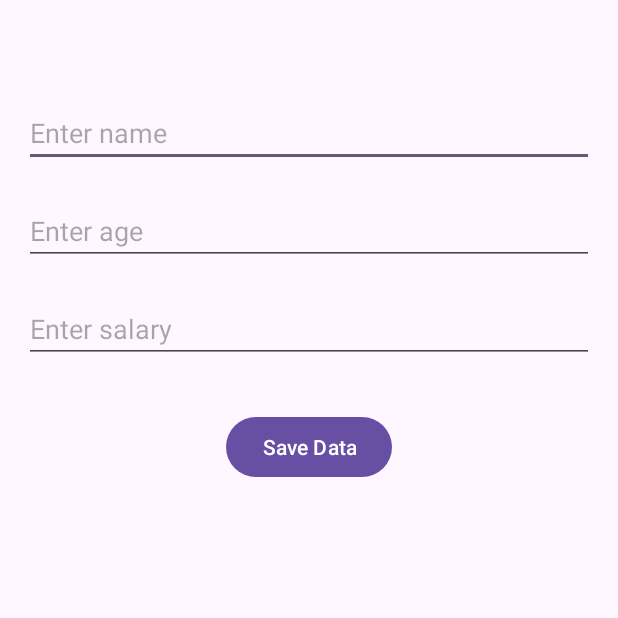
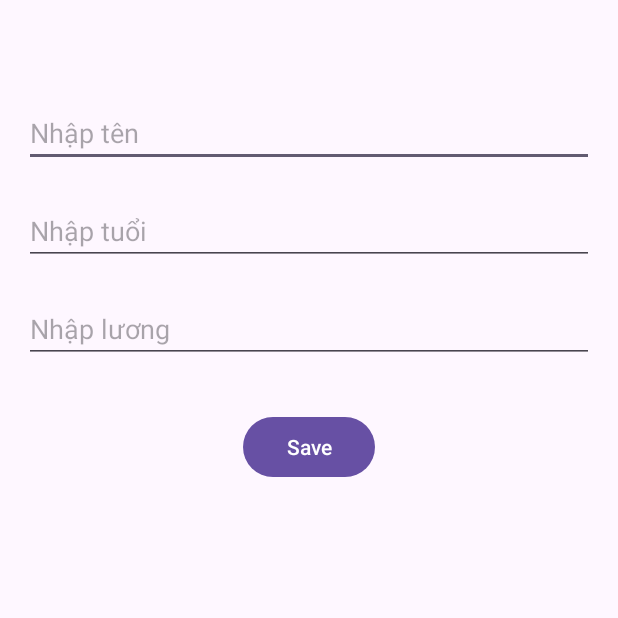
Before and after one commit to Tlon9/DemoFirebase, an Android app: the InsertionActivity screen opened directly, with no data from a screen before it, on a phone screen of 412 x 824 dp, the top half of it. Run offline under Robolectric (Android 15) with nearby library versions, the phone set to English and light mode, and no system bars; our stand-ins replace Firebase (no records; nobody signed in at launch, a user with empty details on screens opened directly).

Commit message:
Update demo

```diff
--- a/app/src/main/AndroidManifest.xml
+++ b/app/src/main/AndroidManifest.xml
@@ -13,7 +13,7 @@
         android:theme="@style/Theme.MyApplication"
         tools:targetApi="31">
         <activity
-            android:name=".EmployeeDetailsActivity"
+            android:name=".activities.EmployeeDetailsActivity"
             android:exported="false"
             android:label="@string/title_activity_employee_details"
             android:theme="@style/Theme.MyApplication" />
--- a/app/src/main/res/layout/activity_insertion.xml
+++ b/app/src/main/res/layout/activity_insertion.xml
@@ -13,7 +13,7 @@
         android:layout_marginTop="50dp"
         android:ems="10"
         android:inputType="textPersonName"
-        android:hint="Enter name"
+        android:hint="Nhập tên"
         app:layout_constraintEnd_toEndOf="parent"
         app:layout_constraintStart_toStartOf="parent"
         app:layout_constraintTop_toTopOf="parent" />
@@ -25,7 +25,7 @@
         android:layout_marginTop="20dp"
         android:ems="10"
         android:inputType="textPersonName"
-        android:hint="Enter age"
+        android:hint="Nhập tuổi"
         app:layout_constraintEnd_toEndOf="parent"
         app:layout_constraintStart_toStartOf="parent"
         app:layout_constraintTop_toBottomOf="@+id/etEmpName" />
@@ -37,7 +37,7 @@
         android:layout_marginTop="20dp"
         android:ems="10"
         android:inputType="textPersonName"
-        android:hint="Enter salary"
+        android:hint="Nhập lương"
         app:layout_constraintEnd_toEndOf="parent"
         app:layout_constraintStart_toStartOf="parent"
         app:layout_constraintTop_toBottomOf="@+id/etEmpAge" />
@@ -47,7 +47,7 @@
         android:layout_width="wrap_content"
         android:layout_height="wrap_content"
         android:layout_marginTop="32dp"
-        android:text="Save Data"
+        android:text="Save"
         app:layout_constraintEnd_toEndOf="parent"
         app:layout_constraintStart_toStartOf="parent"
         app:layout_constraintTop_toBottomOf="@+id/etEmpSalary" />
--- a/app/src/main/res/layout/activity_main.xml
+++ b/app/src/main/res/layout/activity_main.xml
@@ -9,7 +9,7 @@
         android:id="@+id/textView"
         android:layout_width="wrap_content"
         android:layout_height="wrap_content"
-        android:text="Firebase Realtime Database App in Kotlin"
+        android:text="Nhóm 15 - Demo Firebase"
         android:layout_marginTop="80dp"
         android:textSize="28sp"
         android:gravity="center"
@@ -22,7 +22,7 @@
         android:id="@id/btnInsertData"
         android:layout_width="wrap_content"
         android:layout_height="wrap_content"
-        android:text="insert Data"
+        android:text="Insert"
         android:layout_marginTop="75dp"
         app:layout_constraintEnd_toEndOf="parent"
         app:layout_constraintStart_toStartOf="parent"
@@ -33,7 +33,7 @@
         android:layout_width="wrap_content"
         android:layout_height="wrap_content"
         android:layout_marginTop="75dp"
-        android:text="Fetch Data"
+        android:text="Fetch"
         app:layout_constraintEnd_toEndOf="parent"
         app:layout_constraintStart_toStartOf="parent"
         app:layout_constraintTop_toBottomOf="@+id/btnInsertData" />
```
Also changed, not shown: app/src/main/java/com/example/myapplication/activities/EmployeeDetailsActivity.kt (renamed from app/src/main/java/com/example/myapplication/EmployeeDetailsActivity.kt, +2 -10 lines), app/src/main/java/com/example/myapplication/activities/FetchingActivity.kt (+0 -9 lines), app/src/main/res/layout/activity_employee_detail.xml (+4 -4 lines), app/src/main/res/layout/update_dialog.xml (+4 -4 lines).
